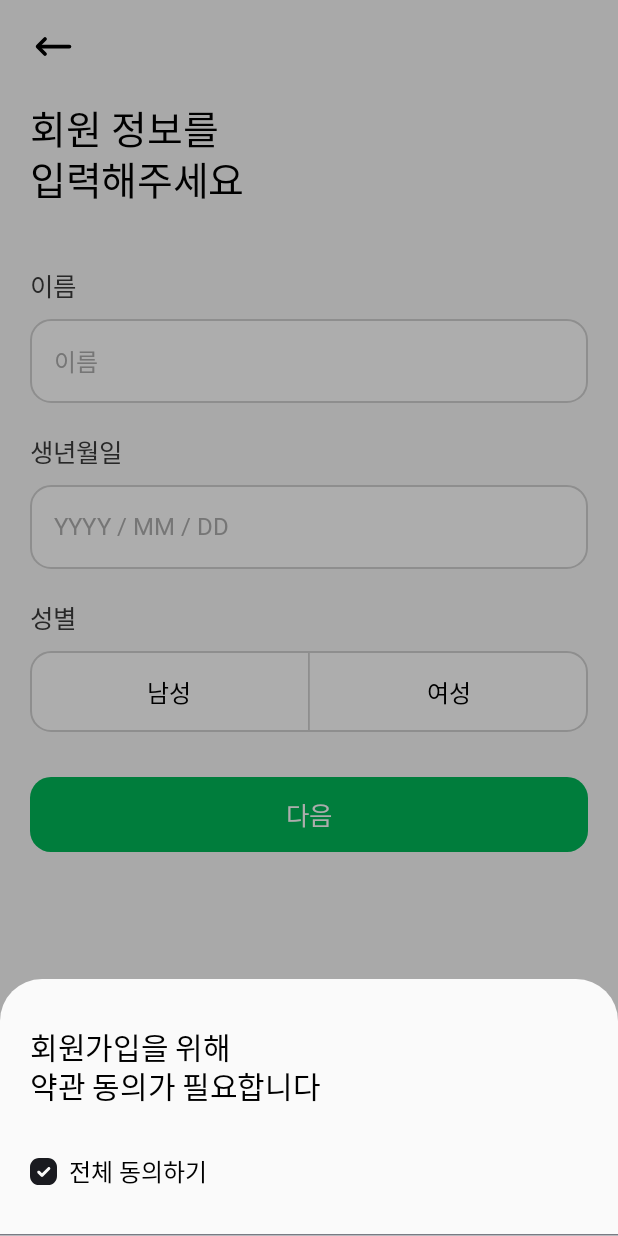
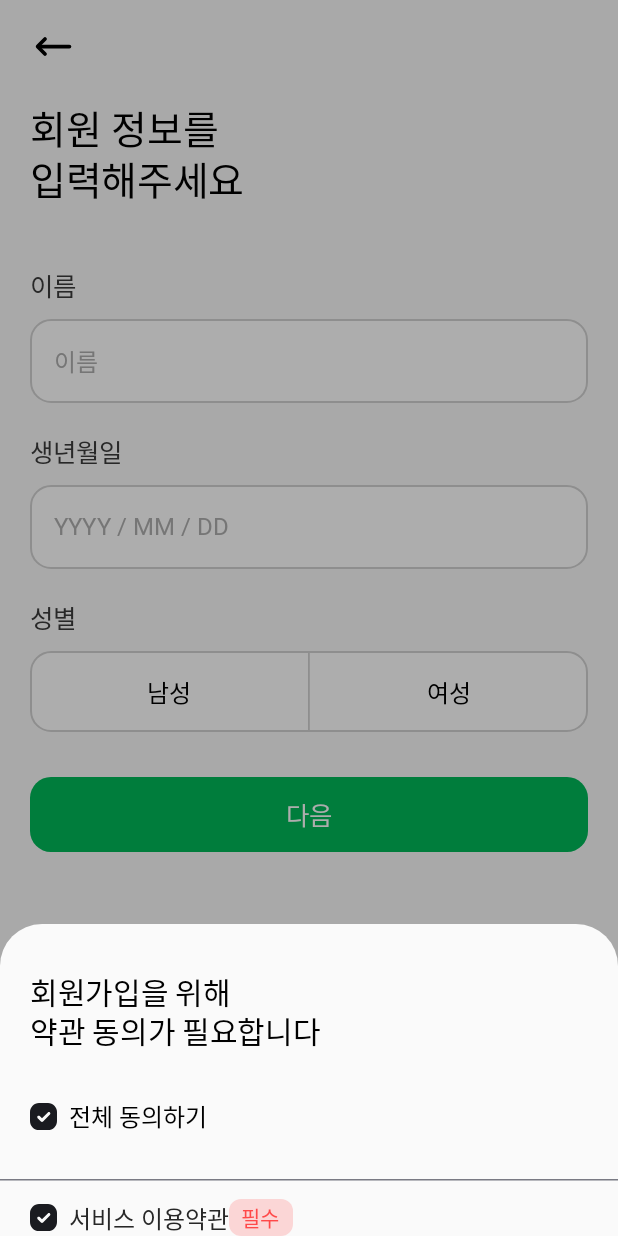
Before and after one commit to Medicare-Call/Medicare-Call-Frontend, an Android app built with Jetpack Compose: the composable LoginMyInfoScreen shown on its own in the app's theme, after a tap on "다음", on a phone screen of 412 x 824 dp. Run offline under Robolectric (Android 15) with nearby library versions, the phone set to English and light mode, and no system bars; Roboto replaces fonts that are not available here.

Commit message:
Chore: [WIP] MyInfoScreen 바텀 모달 UI

```diff
--- a/app/src/main/java/com/konkuk/medicarecall/ui/login_info/screen/LoginMyInfoScreen.kt
+++ b/app/src/main/java/com/konkuk/medicarecall/ui/login_info/screen/LoginMyInfoScreen.kt
@@ -4,6 +4,7 @@ import android.R.attr.checked
 import android.graphics.drawable.Icon
 import androidx.compose.foundation.background
 import androidx.compose.foundation.layout.Arrangement
+import androidx.compose.foundation.layout.Box
 import androidx.compose.foundation.layout.Column
 import androidx.compose.foundation.layout.Row
 import androidx.compose.foundation.layout.Spacer
@@ -12,6 +13,7 @@ import androidx.compose.foundation.layout.fillMaxWidth
 import androidx.compose.foundation.layout.height
 import androidx.compose.foundation.layout.padding
 import androidx.compose.foundation.layout.width
+import androidx.compose.foundation.shape.RoundedCornerShape
 import androidx.compose.material3.BottomSheetDefaults
 import androidx.compose.material3.Checkbox
 import androidx.compose.material3.ExperimentalMaterial3Api
@@ -30,6 +32,7 @@ import androidx.compose.ui.Alignment
 import androidx.compose.ui.Modifier
 import androidx.compose.ui.draw.clip
 import androidx.compose.ui.draw.shadow
+import androidx.compose.ui.graphics.Color
 import androidx.compose.ui.res.painterResource
 import androidx.compose.ui.text.input.KeyboardType
 import androidx.compose.ui.unit.dp
@@ -158,6 +161,32 @@ fun LoginMyInfoScreen(
                         }
                     }
                     HorizontalDivider()
+                    Column(Modifier.padding(top = 12.dp, start = 20.dp, end = 20.dp)) {
+                        Row(
+                            Modifier.fillMaxWidth(),
+                            verticalAlignment = Alignment.CenterVertically
+                        ) {
+                            Icon(
+                                painterResource(R.drawable.ic_check_box),
+                                contentDescription = "체크박스"
+                            )
+                            Spacer(Modifier.width(8.dp))
+                            Text(
+                                "서비스 이용약관",
+                                color = MediCareCallTheme.colors.gray9,
+                                style = MediCareCallTheme.typography.M_16
+                            )
+                            Box(Modifier.clip(RoundedCornerShape(8.dp)).background(MediCareCallTheme.colors.negative.copy(alpha = 0.2f))) {
+                                Text(
+                                    "필수",
+                                    color = MediCareCallTheme.colors.negative,
+                                    style = MediCareCallTheme.typography.R_14,
+                                    modifier = Modifier.padding(horizontal = 8.dp, vertical = 2.dp)
+                                )
+                            }
+                        }
+
+                    }
 
                 }
 
```
